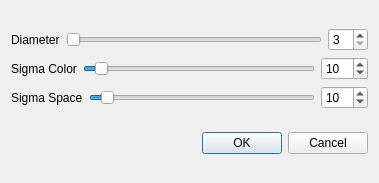
Old version of the form bilateraldialog.ui in the repository mbobowsk/DarQwin.
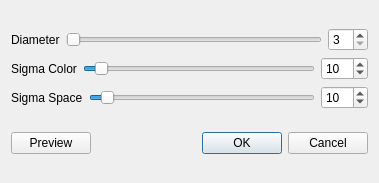
New version of the form.

Commit message: GUI do preview.

Diff of the .ui file:
```diff
--- a/bilateraldialog.ui
+++ b/bilateraldialog.ui
@@ -14,7 +14,7 @@
    <string>Bilateral Filter</string>
   </property>
   <layout class="QGridLayout" name="gridLayout">
-   <item row="0" column="0">
+   <item row="0" column="0" colspan="2">
     <layout class="QVBoxLayout" name="verticalLayout">
      <item>
       <layout class="QHBoxLayout" name="horizontalLayout_3">
@@ -132,7 +132,7 @@
      </item>
     </layout>
    </item>
-   <item row="1" column="0">
+   <item row="1" column="1">
     <widget class="QDialogButtonBox" name="buttonBox">
      <property name="orientation">
       <enum>Qt::Horizontal</enum>
@@ -142,6 +142,13 @@
      </property>
     </widget>
    </item>
+   <item row="1" column="0">
+    <widget class="QPushButton" name="previewButton">
+     <property name="text">
+      <string>Preview</string>
+     </property>
+    </widget>
+   </item>
   </layout>
  </widget>
  <resources/>
```
The commit also changes 32 other files.
